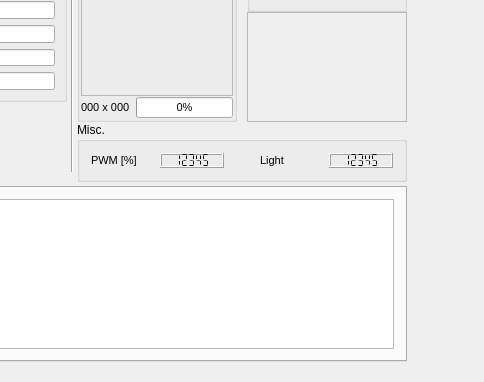
This is groundstation.ui in Angele-/FloatSat_GroundStation as Qt 5 draws it before an edit; both pictures show x 293 to 777 and y 318 to 700 of the 1351 by 700 pixel window. The edited form follows.
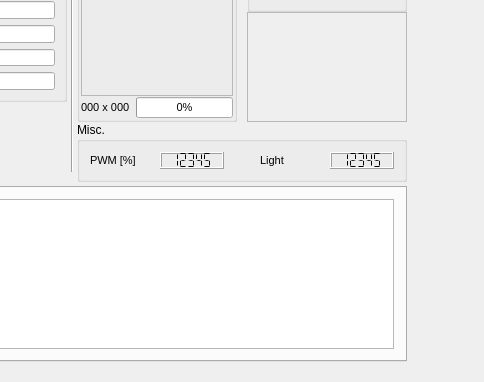
This is the edited form. Custom widgets are drawn as their Qt base class.

```diff
--- a/groundstation.ui
+++ b/groundstation.ui
@@ -734,16 +734,16 @@
       <number>6</number>
      </property>
      <property name="leftMargin">
-      <number>11</number>
+      <number>10</number>
      </property>
      <property name="topMargin">
-      <number>11</number>
+      <number>10</number>
      </property>
      <property name="rightMargin">
-      <number>11</number>
+      <number>10</number>
      </property>
      <property name="bottomMargin">
-      <number>11</number>
+      <number>10</number>
      </property>
      <item>
       <widget class="QLabel" name="label_76">
```
Left out of the diff: 12 changed lines with no effect on the pictures.
